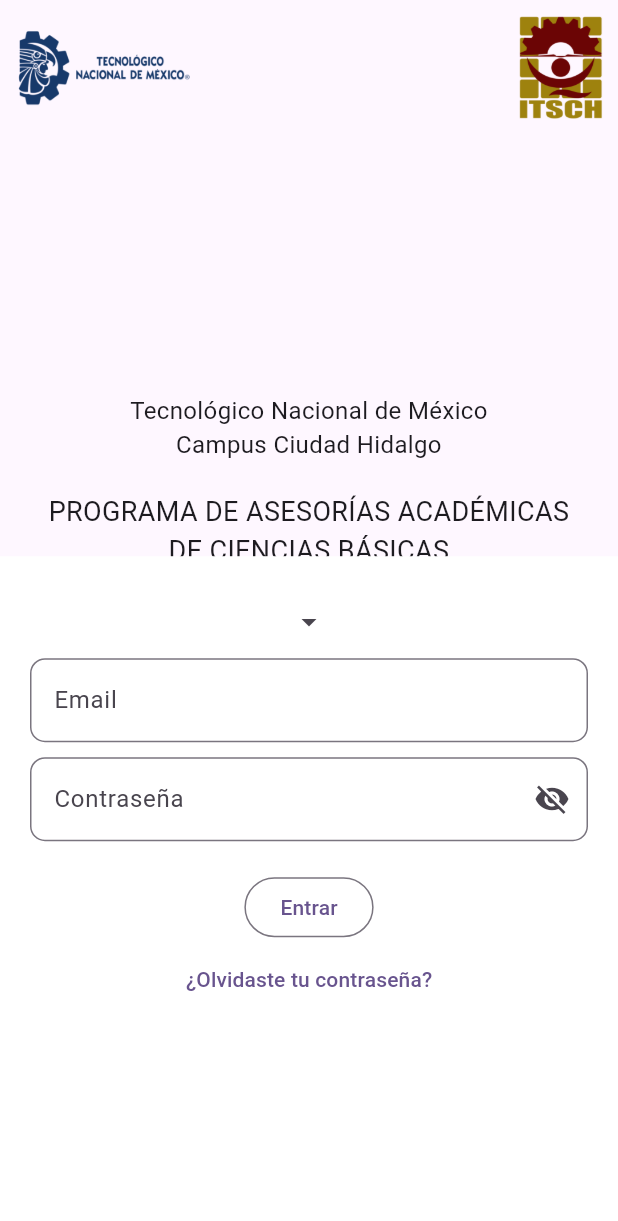
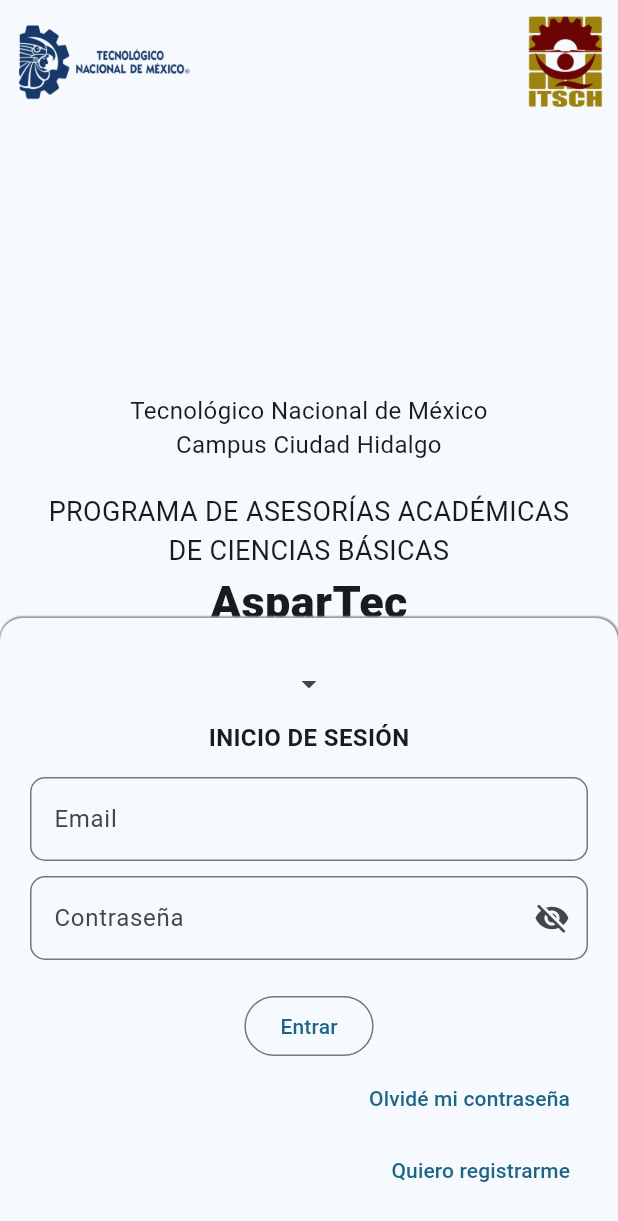
Before and after one commit to XamalionDev/academic_advice_app, a Flutter app: the screen it shows after launch, after a tap on "Iniciar sesión", on a phone screen of 412 x 824 dp. Shown: the top 1221 px of the screen. Run offline on Flutter 3.47's test engine with Material 2 defaults, Android fonts, the light colour scheme and no system bars; our stand-ins replace firebase_auth, firebase_core, flutter_riverpod, go_router; accounts and stored records are empty; generated files the repository leaves out were written again.

Commit message:
Theme configuration and little patches.

```diff
--- a/lib/configuration/router/router_configuration.dart
+++ b/lib/configuration/router/router_configuration.dart
@@ -4,7 +4,7 @@
 import 'package:go_router/go_router.dart';
 
 final routerConfig = GoRouter(
-    initialLocation: '/login_screen',
+    initialLocation: '/presentation_screen',
     routes: [
       GoRoute(
           path: '/home_screen',
--- a/lib/configuration/theme/theme_configuration.dart
+++ b/lib/configuration/theme/theme_configuration.dart
@@ -0,0 +1,33 @@
+import 'package:flutter/material.dart';
+
+const colorList = <Color>[
+  Colors.lightBlueAccent,
+  Colors.teal,
+  Colors.green,
+  Colors.red,
+  Colors.purple,
+  Colors.deepPurple,
+  Colors.orange,
+  Colors.pinkAccent
+];
+
+class AppTheme {
+  final int selectedColor;
+  final bool isDarkMode;
+
+  AppTheme({this.selectedColor = 0, this.isDarkMode = false})
+      : assert(selectedColor >= 0,
+  'Selected color must be equal or higher than 0'),
+        assert(selectedColor < colorList.length,
+        'Selected color must be equal or less than ${colorList.length - 1}');
+
+  ThemeData getTheme() => ThemeData(
+      useMaterial3: true,
+      brightness: isDarkMode ? Brightness.dark : Brightness.light,
+      colorSchemeSeed: colorList[selectedColor],
+      appBarTheme: const AppBarTheme(centerTitle: true));
+
+  AppTheme copyWith({int? selectedColor, bool? isDarkMode}) => AppTheme(
+      selectedColor: selectedColor ?? this.selectedColor,
+      isDarkMode: isDarkMode ?? this.isDarkMode);
+}
--- a/lib/main.dart
+++ b/lib/main.dart
@@ -3,6 +3,9 @@
 import 'package:firebase_core/firebase_core.dart';
 import 'package:flutter/material.dart';
 import 'package:flutter_riverpod/flutter_riverpod.dart';
+
+import 'configuration/theme/theme_configuration.dart';
+import 'model/providers/theme_provider.dart';
 
 void main() async{
   WidgetsFlutterBinding.ensureInitialized();
@@ -11,20 +14,22 @@
 }
 
 
-class MyApp extends StatelessWidget {
+class MyApp extends ConsumerWidget {
   const MyApp({super.key});
   @override
-  Widget build(BuildContext context) {
+  Widget build(BuildContext context, WidgetRef ref) {
+    final AppTheme appTheme = ref.watch(themeNotifierProvider);
+
     return MaterialApp.router(
       debugShowCheckedModeBanner: false,
       routerConfig: routerConfig,
       title: 'Academic Advice App - ITSCH',
-      theme: ThemeData(
+      /*theme: ThemeData(
         primarySwatch: Colors.deepPurple,
-        colorScheme: ColorScheme.fromSeed(seedColor: Colors.deepPurple),
-        brightness: Brightness.light,
+        colorScheme: ColorScheme.fromSeed(seedColor: Colors.deepPurple, brightness: Brightness.dark),
         useMaterial3: true,
-      ),
+      ),*/
+      theme: appTheme.getTheme(),
     );
   }
 }
--- /dev/null
+++ b/lib/model/providers/theme_provider.dart
@@ -0,0 +1,23 @@
+import 'package:academic_advice_app/configuration/theme/theme_configuration.dart';
+import 'package:flutter_riverpod/flutter_riverpod.dart';
+
+final isDarkModeProvider = StateProvider((ref) => false);
+
+final colorListProvider = Provider((ref) => colorList);
+
+final selectedColorProvider = StateProvider((ref) => 0);
+
+final themeNotifierProvider =
+    StateNotifierProvider<ThemeNotifier, AppTheme>((ref) => ThemeNotifier());
+
+class ThemeNotifier extends StateNotifier<AppTheme> {
+  ThemeNotifier() : super(AppTheme());
+
+  void toggleDarkMode(){
+    state = state.copyWith(isDarkMode: !state.isDarkMode);
+  }
+
+  void changeColorIndex(int colorIndex){
+    state = state.copyWith(selectedColor: colorIndex);
+  }
+}
--- a/lib/view/screens/login_screen.dart
+++ b/lib/view/screens/login_screen.dart
@@ -13,13 +13,44 @@
 
   @override
   Widget build(BuildContext context, WidgetRef ref) {
+    final color = Theme.of(context).cardColor;
 
     return AnimatedContainer(
-      color: Colors.white,
+      decoration: BoxDecoration(
+        boxShadow: <BoxShadow>[
+          BoxShadow(
+            color: Colors.grey,
+            offset: Offset.fromDirection(6, 0.5),
+            blurRadius: 0.3
+          ),
+          BoxShadow(
+              color: Colors.grey,
+              offset: Offset.fromDirection(6, 0.5),
+              blurRadius: 0.3
+          ),
+          BoxShadow(
+              color: Colors.grey,
+              offset: Offset.fromDirection(6, 0.5),
+              blurRadius: 0.3
+          ),
+          BoxShadow(
+              color: Colors.grey,
+              offset: Offset.fromDirection(6, 0.5),
+              blurRadius: 0.3
+          )
+        ],
+        color: color,
+        borderRadius: const BorderRadius.only(
+          topLeft: Radius.circular(15),
+          topRight: Radius.circular(15)
+        )
+      ),
       duration: const Duration(milliseconds: 500),
       curve: Curves.easeInOut,
       height: heightLogin,
       width: widthLogin,
+      child: Align(
+        alignment: Alignment.center,
         child: SingleChildScrollView(
           padding: const EdgeInsets.all(20),
           child: Column(
@@ -30,9 +61,36 @@
                     SystemChannels.textInput.invokeMethod('TextInput.hide');
                   },
                   icon: const Icon(Icons.arrow_drop_down)),
+              const Text('INICIO DE SESIÓN',
+                style: TextStyle(
+                  fontSize: 16,
+                  fontWeight: FontWeight.w700
+                )),
+              const SizedBox(height: 15),
               const LoginForm(),
+              Align(
+                alignment: Alignment.centerRight,
+                child: TextButton(
+                    onPressed: (){
+
+                    },
+                    child: const Text('Olvidé mi contraseña')
+                ),
+              ),
+              Align(
+                alignment: Alignment.centerRight,
+                child: TextButton(
+                    onPressed: (){
+                      ref.read(heightLoginProvider.notifier).state = 0.0;
+                      SystemChannels.textInput.invokeMethod('TextInput.hide');
+                      ref.read(heightRegisterProvider.notifier).state = MediaQuery.of(context).size.height;
+                    },
+                    child: const Text('Quiero registrarme')
+                ),
+              )
             ],
           )
+        ),
       ),
     );
   }
@@ -79,12 +137,6 @@
               },
               child: const Text('Entrar')
           ),
-          TextButton(
-              onPressed: (){
-
-              },
-              child: const Text('¿Olvidaste tu contraseña?')
-          ),
         ],
       ),
     );
--- a/lib/view/screens/presentation_screen.dart
+++ b/lib/view/screens/presentation_screen.dart
@@ -55,7 +55,7 @@
         mainAxisAlignment: MainAxisAlignment.spaceBetween,
         children: [
           Image.asset('assets/logos/LogoTecnm1.png', scale: 15),
-          Image.asset('assets/logos/LogoTecHidalgo.png', scale: 40)
+          Image.asset('assets/logos/LogoTecHidalgo.png', scale: 45)
         ],
       ),
     );
@@ -104,7 +104,7 @@
               children: [
                 ElevatedButton.icon(
                     onPressed: (){
-                      ref.read(heightLoginProvider.notifier).state = heightScreen * 0.55;
+                      ref.read(heightLoginProvider.notifier).state = heightScreen * 0.5;
                     },
                     icon: const Icon(Icons.login_sharp),
                     label: const Text('Iniciar sesión')
@@ -124,7 +124,7 @@
               children: [
                 ElevatedButton.icon(
                     onPressed: (){
-                      ref.read(heightRegisterProvider.notifier).state = heightScreen * 0.8;
+                      ref.read(heightRegisterProvider.notifier).state = heightScreen;
                     },
                     icon: const Icon(Icons.app_registration_sharp),
                     label: const Text('Registrarse')
--- a/lib/view/screens/register_screen.dart
+++ b/lib/view/screens/register_screen.dart
@@ -17,9 +17,38 @@
 
   @override
   Widget build(BuildContext context, WidgetRef ref) {
+    final color = Theme.of(context).cardColor;
 
     return AnimatedContainer(
-      color: Colors.white,
+      decoration: BoxDecoration(
+          boxShadow: <BoxShadow>[
+            BoxShadow(
+                color: Colors.grey,
+                offset: Offset.fromDirection(6, 0.5),
+                blurRadius: 0.3
+            ),
+            BoxShadow(
+                color: Colors.grey,
+                offset: Offset.fromDirection(6, 0.5),
+                blurRadius: 0.3
+            ),
+            BoxShadow(
+                color: Colors.grey,
+                offset: Offset.fromDirection(6, 0.5),
+                blurRadius: 0.3
+            ),
+            BoxShadow(
+                color: Colors.grey,
+                offset: Offset.fromDirection(6, 0.5),
+                blurRadius: 0.3
+            )
+          ],
+          color: color,
+          borderRadius: const BorderRadius.only(
+              topLeft: Radius.circular(15),
+              topRight: Radius.circular(15)
+          )
+      ),
       height: heightRegister,
       width: widthRegister,
       duration: const Duration(milliseconds: 500),
@@ -35,7 +64,19 @@
                 },
                 icon: const Icon(Icons.arrow_drop_down)),
             const SizedBox(height: 10),
-            const RegisterForm()
+            const RegisterForm(),
+            const SizedBox(height: 15),
+            Align(
+              alignment: Alignment.centerRight,
+              child: TextButton(
+                  onPressed: (){
+                    ref.read(heightRegisterProvider.notifier).state = 0.0;
+                    SystemChannels.textInput.invokeMethod('TextInput.hide');
+                    ref.read(heightLoginProvider.notifier).state = heightRegister * 0.5;
+                  },
+                  child: const Text('Ya estoy registrado')
+              ),
+            )
           ],
         ),
       ),
@@ -179,14 +220,14 @@
           const SizedBox(height: 10),
           CustomPasswordField(controller: passwordController),
           const SizedBox(height: 25),
-          ElevatedButton(
+          OutlinedButton(
             onPressed: () {
               if(_formKey.currentState!.validate()) {
 
               }
             },
             child: const Text('Registrarse'),
-          ),
+          )
         ],
       )
     );
```
Lines whose indentation alone changed are shown as unchanged.
